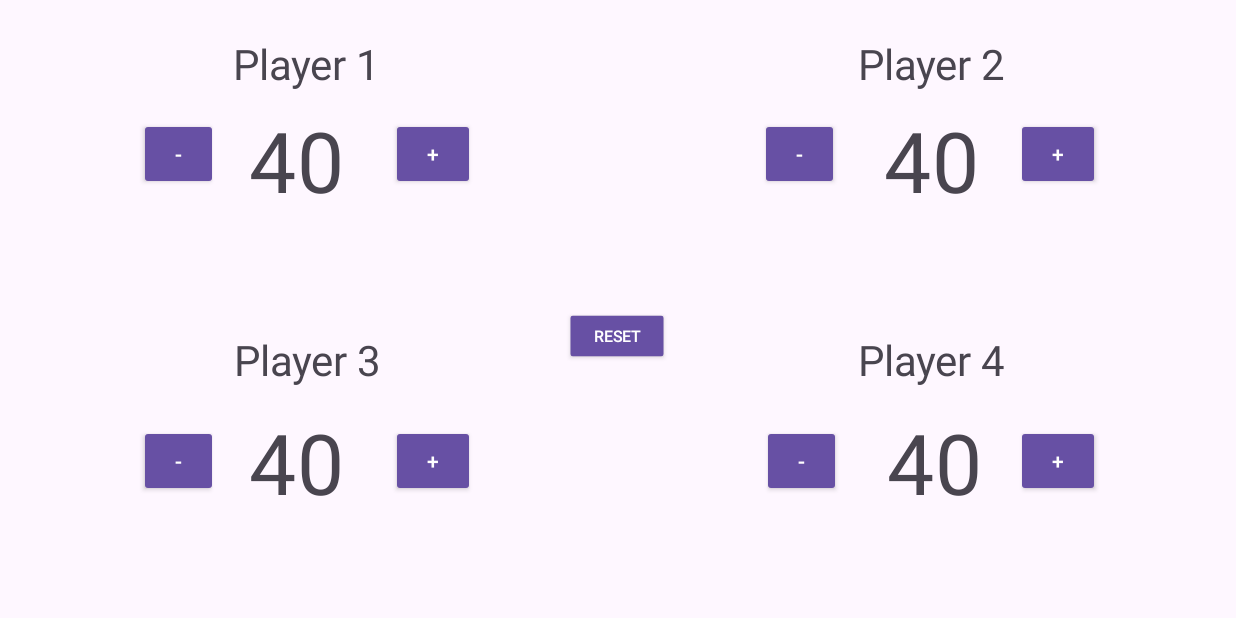
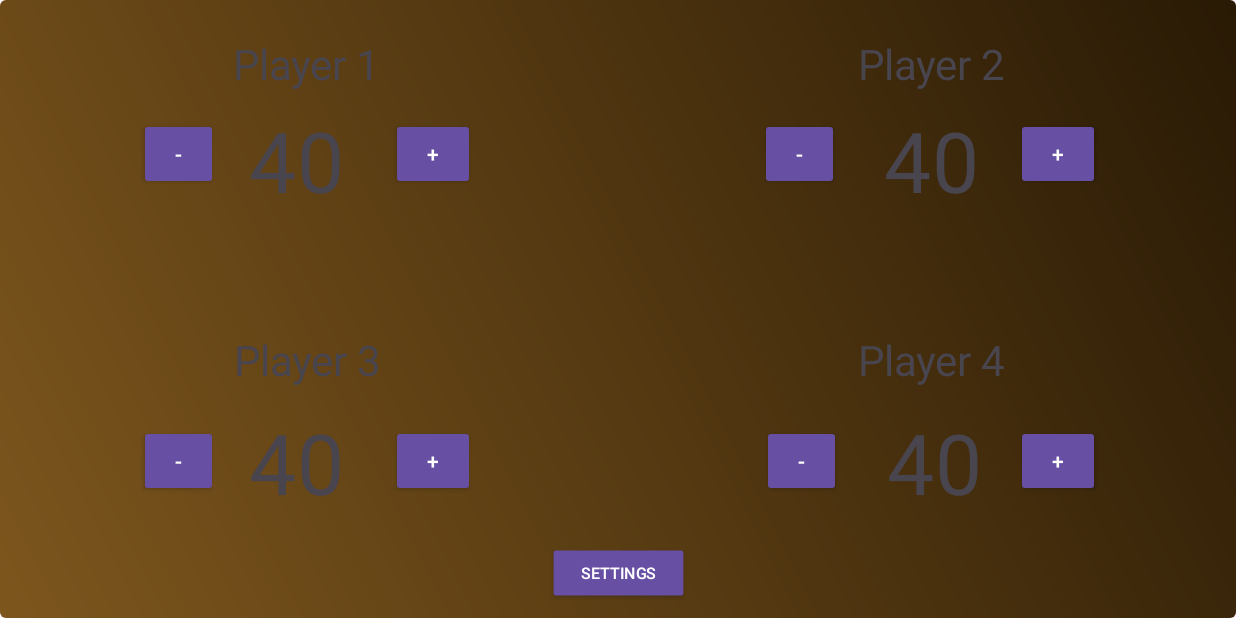
Before and after one commit to cameronwhite4121/SimpleLifeTracker, an Android app: the screen it shows after launch (MainActivity before the commit, FourPlayerGame after it), after a tap on "RESET", on a phone screen of 824 x 412 dp (held sideways). Run offline under Robolectric (Android 15) with nearby library versions, the phone set to English and light mode, and no system bars; 1 other tap on this screen came first.

Commit message:
Add an overlay that shows hidden reset button, added 3 player game activity

```diff
--- a/app/src/main/AndroidManifest.xml
+++ b/app/src/main/AndroidManifest.xml
@@ -13,7 +13,11 @@
         android:theme="@style/Theme.SimpleLifeTracker"
         tools:targetApi="31">
         <activity
-            android:name=".MainActivity"
+            android:name=".ThreePlayerGame"
+            android:exported="false"
+            android:screenOrientation="landscape"/>
+        <activity
+            android:name=".FourPlayerGame"
             android:exported="true"
             android:screenOrientation="landscape">
             <intent-filter>
--- /dev/null
+++ b/app/src/main/java/com/example/simplelifetracker/FourPlayerGame.kt
@@ -0,0 +1,229 @@
+package com.example.simplelifetracker
+
+import android.os.Bundle
+import android.view.View
+import android.widget.Button
+import android.widget.TextView
+import androidx.activity.enableEdgeToEdge
+import androidx.appcompat.app.AppCompatActivity
+import androidx.core.view.ViewCompat
+import androidx.core.view.WindowInsetsCompat
+
+
+class FourPlayerGame : AppCompatActivity() {
+    override fun onCreate(savedInstanceState: Bundle?) {
+        super.onCreate(savedInstanceState)
+        enableEdgeToEdge()
+        setContentView(R.layout.activity_four_player_game)
+        ViewCompat.setOnApplyWindowInsetsListener(findViewById(R.id.main)) { v, insets ->
+            val systemBars = insets.getInsets(WindowInsetsCompat.Type.systemBars())
+            v.setPadding(systemBars.left, systemBars.top, systemBars.right, systemBars.bottom)
+            insets
+        }
+        gameStart()
+    }
+    private fun gameStart() {
+
+        // Initialize buttons/textviews
+        val winningPlayer: TextView = findViewById(R.id.winningPlayer)
+        val resetButton: Button = findViewById(R.id.resetButton)
+        val settingsButton: Button = findViewById(R.id.settingsButton)
+        val closeOverlayButton: Button = findViewById(R.id.closeOverlayButton)
+
+        // Subtract life buttons
+        val player1Minus: Button = findViewById(R.id.player1minus)
+        val player2Minus: Button = findViewById(R.id.player2minus)
+        val player3Minus: Button = findViewById(R.id.player3minus)
+        val player4Minus: Button = findViewById(R.id.player4minus)
+
+        // Add life buttons
+        val player1Plus: Button = findViewById(R.id.player1plus)
+        val player2Plus: Button = findViewById(R.id.player2plus)
+        val player3Plus: Button = findViewById(R.id.player3plus)
+        val player4Plus: Button = findViewById(R.id.player4plus)
+
+        // Life tracker textviews
+        val player1LifeTextView: TextView = findViewById(R.id.player1life)
+        val player2LifeTextView: TextView = findViewById(R.id.player2life)
+        val player3LifeTextView: TextView = findViewById(R.id.player3life)
+        val player4LifeTextView: TextView = findViewById(R.id.player4life)
+
+        // Initialize hidden overlay
+        val overlayContainer: View = findViewById(R.id.overlayContainer)
+
+        // Set life totals
+        var player1Life = 40
+        player1LifeTextView.text = "$player1Life"
+        var player2Life = 40
+        player2LifeTextView.text = "$player2Life"
+        var player3Life = 40
+        player3LifeTextView.text = "$player3Life"
+        var player4Life = 40
+        player4LifeTextView.text = "$player4Life"
+
+        fun checkForWinner() {
+            // Check for 3 losers, if so, there is a winner
+            var numPlayerRip = 0
+            if (player1Life == 0) {
+                numPlayerRip++
+            }
+            if (player2Life == 0) {
+                numPlayerRip++
+            }
+            if (player3Life == 0) {
+                numPlayerRip++
+            }
+            if (player4Life == 0) {
+                numPlayerRip++
+            }
+            // If there is a winner, display the winner
+            if (numPlayerRip == 3) {
+                if (player1Life != 0) {
+                    winningPlayer.text = "Player 1 wins!"
+                }
+                if (player2Life != 0) {
+                    winningPlayer.text = "Player 2 wins!"
+                }
+                if (player3Life != 0) {
+                    winningPlayer.text = "Player 3 wins!"
+                }
+                if (player4Life != 0) {
+                    winningPlayer.text = "Player 4 wins!"
+                }
+            }
+            else {
+                // Code is necessary to clear winningPlayer textview
+                // if a player accidentally loses the game.
+                winningPlayer.text = ""
+            }
+        }
+
+        fun openOverlay() {
+            overlayContainer.setVisibility(View.VISIBLE)
+
+            // Disable all non-overlay buttons
+            player1Plus.isEnabled = false
+            player2Plus.isEnabled = false
+            player3Plus.isEnabled = false
+            player4Plus.isEnabled = false
+
+            player1Minus.isEnabled = false
+            player2Minus.isEnabled = false
+            player3Minus.isEnabled = false
+            player4Minus.isEnabled = false
+
+            settingsButton.isEnabled = false
+        }
+
+        fun closeOverlay() {
+            overlayContainer.setVisibility(View.GONE)
+
+            // Re-enable all player buttons and others when overlay is hidden
+            player1Plus.isEnabled = true
+            player2Plus.isEnabled = true
+            player3Plus.isEnabled = true
+            player4Plus.isEnabled = true
+
+            player1Minus.isEnabled = true
+            player2Minus.isEnabled = true
+            player3Minus.isEnabled = true
+            player4Minus.isEnabled = true
+
+            settingsButton.isEnabled = true
+        }
+
+        settingsButton.setOnClickListener {
+            openOverlay()
+        }
+
+        closeOverlayButton.setOnClickListener {
+            closeOverlay()
+        }
+
+        resetButton.setOnClickListener {
+            closeOverlay()
+
+            player1Life = 40
+            player1LifeTextView.text = "$player1Life"
+            player2Life = 40
+            player2LifeTextView.text = "$player2Life"
+            player3Life = 40
+            player3LifeTextView.text = "$player3Life"
+            player4Life = 40
+            player4LifeTextView.text = "$player4Life"
+            winningPlayer.text = ""
+        }
+
+        // Subtract life button listeners
+        player1Minus.setOnClickListener {
+            player1Life--
+            if (player1Life <= 0) {
+                player1Life = 0
+                player1LifeTextView.text = "R.I.P"
+                checkForWinner()
+            }
+            else {
+                player1LifeTextView.text = "$player1Life"
+            }
+        }
+        player2Minus.setOnClickListener {
+            player2Life--
+            if (player2Life <= 0) {
+                player2Life = 0
+                player2LifeTextView.text = "R.I.P"
+                checkForWinner()
+            }
+            else {
+                player2LifeTextView.text = "$player2Life"
+            }
+        }
+        player3Minus.setOnClickListener {
+            player3Life--
+            if (player3Life <= 0) {
+                player3Life = 0
+                player3LifeTextView.text = "R.I.P"
+                checkForWinner()
+            }
+            else {
+                player3LifeTextView.text = "$player3Life"
+            }
+        }
+        player4Minus.setOnClickListener {
+            player4Life--
+            if (player4Life <= 0) {
+                player4Life = 0
+                player4LifeTextView.text = "R.I.P"
+                checkForWinner()
+            }
+            else {
+                player4LifeTextView.text = "$player4Life"
+            }
+        }
+
+        // Add life button listeners
+        player1Plus.setOnClickListener {
+            player1Life++
+            player1LifeTextView.text = "$player1Life"
+            // Call check for winner in case we need to clear the winning player textview
+            checkForWinner()
+        }
+        player2Plus.setOnClickListener {
+            player2Life++
+            player2LifeTextView.text = "$player2Life"
+            // Call check for winner in case we need to clear the winning player textview
+            checkForWinner()
+        }
+        player3Plus.setOnClickListener {
+            player3Life++
+            player3LifeTextView.text = "$player3Life"
+            // Call check for winner in case we need to clear the winning player textview
+            checkForWinner()
+        }
+        player4Plus.setOnClickListener {
+            player4Life++
+            player4LifeTextView.text = "$player4Life"
+            // Call check for winner in case we need to clear the winning player textview
+            checkForWinner()
+        }
+    }
+}
--- a/app/src/main/java/com/example/simplelifetracker/MainActivity.kt
+++ b/app/src/main/java/com/example/simplelifetracker/ThreePlayerGame.kt
@@ -8,11 +8,11 @@ import androidx.appcompat.app.AppCompatActivity
 import androidx.core.view.ViewCompat
 import androidx.core.view.WindowInsetsCompat
 
-class MainActivity : AppCompatActivity() {
+class ThreePlayerGame : AppCompatActivity() {
     override fun onCreate(savedInstanceState: Bundle?) {
         super.onCreate(savedInstanceState)
         enableEdgeToEdge()
-        setContentView(R.layout.activity_main)
+        setContentView(R.layout.activity_three_player_game)
         ViewCompat.setOnApplyWindowInsetsListener(findViewById(R.id.main)) { v, insets ->
             val systemBars = insets.getInsets(WindowInsetsCompat.Type.systemBars())
             v.setPadding(systemBars.left, systemBars.top, systemBars.right, systemBars.bottom)
@@ -23,27 +23,24 @@ class MainActivity : AppCompatActivity() {
     private fun gameStart() {
 
         // Initialize buttons/textviews
-
         val winningPlayer: TextView = findViewById(R.id.winningPlayer)
         val resetButton: Button = findViewById(R.id.resetButton)
+        val settingsButton: Button = findViewById(R.id.button_settings);
 
         // Subtract life buttons
         val player1Minus: Button = findViewById(R.id.player1minus)
         val player2Minus: Button = findViewById(R.id.player2minus)
         val player3Minus: Button = findViewById(R.id.player3minus)
-        val player4Minus: Button = findViewById(R.id.player4minus)
 
         // Add life buttons
         val player1Plus: Button = findViewById(R.id.player1plus)
         val player2Plus: Button = findViewById(R.id.player2plus)
         val player3Plus: Button = findViewById(R.id.player3plus)
-        val player4Plus: Button = findViewById(R.id.player4plus)
 
         // Life tracker textviews
         val player1LifeTextView: TextView = findViewById(R.id.player1life)
         val player2LifeTextView: TextView = findViewById(R.id.player2life)
         val player3LifeTextView: TextView = findViewById(R.id.player3life)
-        val player4LifeTextView: TextView = findViewById(R.id.player4life)
 
         // Set life totals
         var player1Life = 40
@@ -52,8 +49,10 @@ class MainActivity : AppCompatActivity() {
         player2LifeTextView.text = "$player2Life"
         var player3Life = 40
         player3LifeTextView.text = "$player3Life"
-        var player4Life = 40
-        player4LifeTextView.text = "$player4Life"
+
+        settingsButton.setOnClickListener {
+
+        }
 
         fun checkForWinner() {
             // Check for 3 losers, if so, there is a winner
@@ -67,11 +66,9 @@ class MainActivity : AppCompatActivity() {
             if (player3Life == 0) {
                 numPlayerRip++
             }
-            if (player4Life == 0) {
-                numPlayerRip++
-            }
+
             // If there is a winner, display the winner
-            if (numPlayerRip == 3) {
+            if (numPlayerRip == 2) {
                 if (player1Life != 0) {
                     winningPlayer.text = "Player 1 wins!"
                 }
@@ -80,9 +77,6 @@ class MainActivity : AppCompatActivity() {
                 }
                 if (player3Life != 0) {
                     winningPlayer.text = "Player 3 wins!"
-                }
-                if (player4Life != 0) {
-                    winningPlayer.text = "Player 4 wins!"
                 }
             }
             else {
@@ -99,8 +93,6 @@ class MainActivity : AppCompatActivity() {
             player2LifeTextView.text = "$player2Life"
             player3Life = 40
             player3LifeTextView.text = "$player3Life"
-            player4Life = 40
-            player4LifeTextView.text = "$player4Life"
             winningPlayer.text = ""
         }
 
@@ -138,17 +130,6 @@ class MainActivity : AppCompatActivity() {
                 player3LifeTextView.text = "$player3Life"
             }
         }
-        player4Minus.setOnClickListener {
-            player4Life--
-            if (player4Life <= 0) {
-                player4Life = 0
-                player4LifeTextView.text = "R.I.P"
-                checkForWinner()
-            }
-            else {
-                player4LifeTextView.text = "$player4Life"
-            }
-        }
 
         // Add life button listeners
         player1Plus.setOnClickListener {
@@ -169,11 +150,5 @@ class MainActivity : AppCompatActivity() {
             // Call check for winner in case we need to clear the winning player textview
             checkForWinner()
         }
-        player4Plus.setOnClickListener {
-            player4Life++
-            player4LifeTextView.text = "$player4Life"
-            // Call check for winner in case we need to clear the winning player textview
-            checkForWinner()
-        }
     }
 }
--- /dev/null
+++ b/app/src/main/res/drawable/background_gradient.xml
@@ -0,0 +1,7 @@
+<shape xmlns:android="http://schemas.android.com/apk/res/android">
+    <gradient
+        android:startColor="#7d561d"
+        android:endColor="#291a05"
+        android:angle="45"/>
+    <corners android:radius="4dp"/> <!-- Optional: To round the corners -->
+</shape>
--- a/app/src/main/res/layout/activity_main.xml
+++ b/app/src/main/res/layout/activity_four_player_game.xml
@@ -5,7 +5,59 @@
     android:id="@+id/main"
     android:layout_width="match_parent"
     android:layout_height="match_parent"
-    tools:context=".MainActivity">
+    tools:context=".FourPlayerGame"
+    android:background="@drawable/background_gradient">
+
+    <FrameLayout
+        android:id="@+id/overlayContainer"
+        android:layout_width="match_parent"
+        android:layout_height="match_parent"
+        app:layout_constraintTop_toTopOf="parent"
+        app:layout_constraintBottom_toBottomOf="parent"
+        app:layout_constraintStart_toStartOf="parent"
+        app:layout_constraintEnd_toEndOf="parent"
+        android:visibility="gone"
+        android:background="#80000000">
+
+        <Button
+            android:id="@+id/resetButton"
+            style="@style/Widget.AppCompat.Button.Small"
+            android:layout_width="wrap_content"
+            android:layout_height="wrap_content"
+            android:scaleX=".75"
+            android:scaleY=".75"
+            android:text="Reset"
+            android:layout_gravity="center" />
+
+        <Button
+            android:id="@+id/closeOverlayButton"
+            style="@style/Widget.AppCompat.Button.Small"
+            android:layout_width="wrap_content"
+            android:layout_height="wrap_content"
+            android:layout_gravity="top|end"
+            android:layout_marginTop="20dp"
+            android:layout_marginEnd="50dp"
+            android:background="@android:color/transparent"
+            android:scaleX="1.5"
+            android:scaleY="1.5"
+            android:text="X"
+            android:textColor="@android:color/white" />
+
+    </FrameLayout>
+
+    <Button
+        android:id="@+id/settingsButton"
+        style="@style/Widget.AppCompat.Button.Small"
+        android:layout_width="123dp"
+        android:layout_height="52dp"
+        android:scaleX=".75"
+        android:scaleY=".75"
+        android:text="Settings"
+        app:layout_constraintBottom_toBottomOf="parent"
+        app:layout_constraintEnd_toEndOf="parent"
+        app:layout_constraintStart_toStartOf="parent"
+        app:layout_constraintTop_toTopOf="parent"
+        app:layout_constraintVertical_bias="0.988" />
 
     <TextView
         android:id="@+id/player4life"
@@ -169,21 +221,6 @@
         app:layout_constraintTop_toTopOf="parent"
         app:layout_constraintVertical_bias="0.217" />
 
-    <Button
-        android:id="@+id/resetButton"
-        style="@style/Widget.AppCompat.Button.Small"
-        android:layout_width="wrap_content"
-        android:layout_height="wrap_content"
-        android:scaleX=".75"
-        android:scaleY=".75"
-        android:text="Reset"
-        app:layout_constraintBottom_toBottomOf="parent"
-        app:layout_constraintEnd_toEndOf="parent"
-        app:layout_constraintHorizontal_bias="0.499"
-        app:layout_constraintStart_toStartOf="parent"
-        app:layout_constraintTop_toTopOf="parent"
-        app:layout_constraintVertical_bias="0.55" />
-
     <TextView
         android:id="@+id/textView"
         android:layout_width="wrap_content"
@@ -248,8 +285,9 @@
         android:scaleY="2"
         app:layout_constraintBottom_toBottomOf="parent"
         app:layout_constraintEnd_toEndOf="parent"
+        app:layout_constraintHorizontal_bias="0.499"
         app:layout_constraintStart_toStartOf="parent"
         app:layout_constraintTop_toTopOf="parent"
-        app:layout_constraintVertical_bias="0.418" />
+        app:layout_constraintVertical_bias="0.471" />
 
 </androidx.constraintlayout.widget.ConstraintLayout>
```
Also changed, not shown: app/src/main/res/layout/activity_three_player_game.xml (added, +215 -0 lines).
